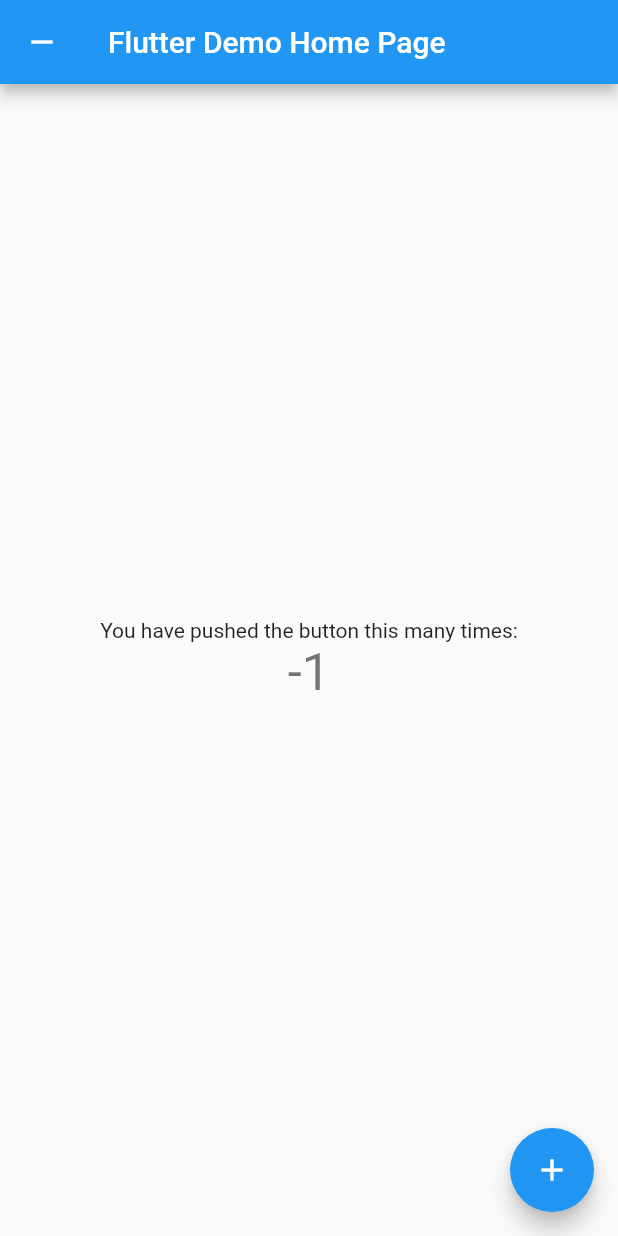
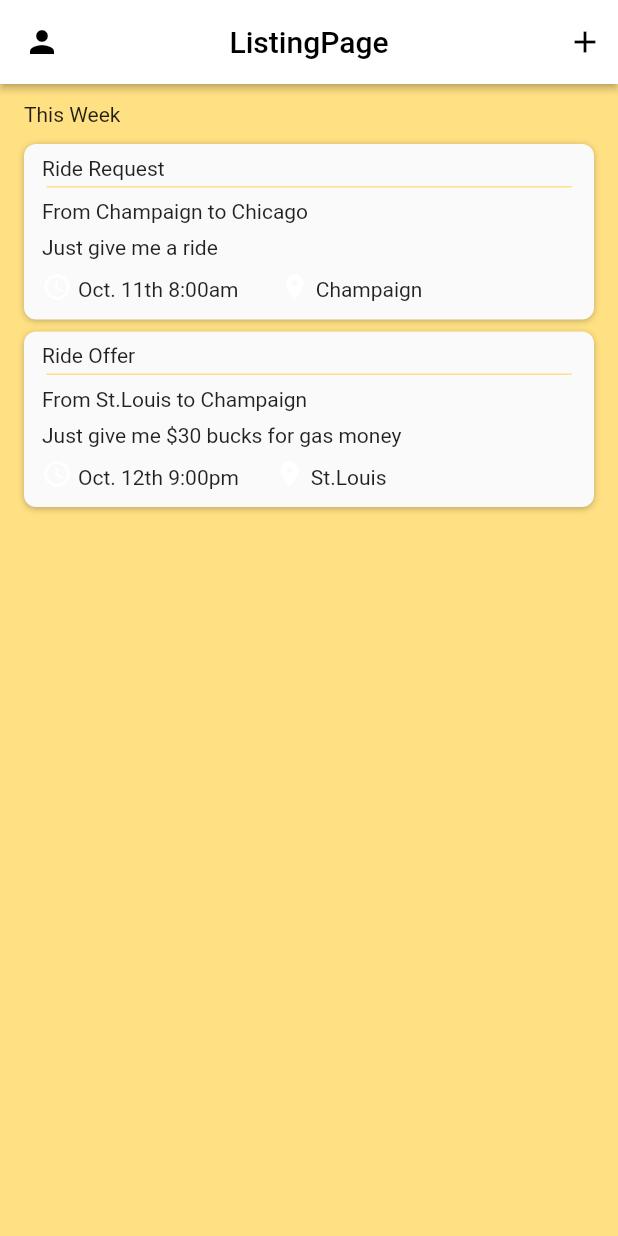
Before and after one commit to CS196Illinois/Group37-FA22, a Flutter app: the screen it shows after launch, after a tap on the "remove" icon, on a phone screen of 412 x 824 dp. Run offline on Flutter 3.47's test engine with Material 2 defaults, Android fonts, the light colour scheme and no system bars.

Commit message:
Static ListingPage Added

```diff
--- /dev/null
+++ b/Research/jiamu2/jacks_app/lib/ListingPage.dart
@@ -0,0 +1,308 @@
+import '../constants/theme.dart';
+import '../constants/util.dart';
+import 'package:flutter/material.dart';
+
+class ListingPage extends StatefulWidget {
+  const ListingPage({Key? key}) : super(key: key);
+
+  @override
+  _ListingPageState createState() => _ListingPageState();
+}
+
+class _ListingPageState extends State<ListingPage> {
+  final scaffoldKey = GlobalKey<ScaffoldState>();
+
+  @override
+  Widget build(BuildContext context) {
+    return Scaffold(
+      key: scaffoldKey,
+      backgroundColor: lightTheme.backgroundColor,
+      appBar: AppBar(
+        backgroundColor: lightTheme.appBarTheme.backgroundColor,
+        leading: IconButton(
+            onPressed: () {
+              print("profile button clicked");
+            },
+            icon: const Icon(Icons.person)),
+        title: const Text("ListingPage"),
+        actions: <Widget>[
+          IconButton(
+              onPressed: () {
+                print("add button clicked");
+              },
+              icon: const Icon(Icons.add))
+        ],
+        centerTitle: true,
+        elevation: 2,
+      ),
+      body: SafeArea(
+        child: Column(
+          mainAxisSize: MainAxisSize.max,
+          children: [
+            Row(
+              mainAxisSize: MainAxisSize.max,
+              children: [
+                Padding(
+                  padding: const EdgeInsetsDirectional.fromSTEB(16, 12, 0, 12),
+                  child: Text(
+                    'This Week',
+                    style: lightTheme.textTheme.subtitle1,
+                  ),
+                ),
+              ],
+            ),
+            Padding(
+              padding: const EdgeInsetsDirectional.fromSTEB(0, 0, 0, 12),
+              child: ListView(
+                padding: EdgeInsets.zero,
+                primary: false,
+                shrinkWrap: true,
+                scrollDirection: Axis.vertical,
+                children: [
+                  //first event card
+                  Padding(
+                    padding: const EdgeInsetsDirectional.fromSTEB(16, 0, 16, 8),
+                    child: Container(
+                      width: double.infinity,
+                      decoration: BoxDecoration(
+                        color: lightTheme.scaffoldBackgroundColor,
+                        boxShadow: const [
+                          BoxShadow(
+                            blurRadius: 3,
+                            color: Color(0x430F1113),
+                            offset: Offset(0, 1),
+                          )
+                        ],
+                        borderRadius: BorderRadius.circular(8),
+                      ),
+                      child: Column(
+                        mainAxisSize: MainAxisSize.max,
+                        children: [
+                          Padding(
+                            padding: const EdgeInsetsDirectional.fromSTEB(
+                                12, 4, 12, 4),
+                            child: Row(
+                              mainAxisSize: MainAxisSize.max,
+                              children: [
+                                Padding(
+                                  padding: const EdgeInsetsDirectional.fromSTEB(
+                                      0, 4, 0, 0),
+                                  child: Text('Ride Request',
+                                      style: lightTheme.textTheme.bodyText2),
+                                ),
+                              ],
+                            ),
+                          ),
+                          Container(
+                            width: MediaQuery.of(context).size.width * 0.85,
+                            height: 1,
+                            decoration: BoxDecoration(
+                                color: lightTheme.backgroundColor),
+                          ),
+                          Padding(
+                            padding: const EdgeInsetsDirectional.fromSTEB(
+                                12, 4, 12, 4),
+                            child: Row(
+                              mainAxisSize: MainAxisSize.max,
+                              children: [
+                                Padding(
+                                  padding: const EdgeInsetsDirectional.fromSTEB(
+                                      0, 4, 0, 0),
+                                  child: Text(
+                                    'From Champaign to Chicago',
+                                    style: lightTheme.textTheme.subtitle1,
+                                  ),
+                                ),
+                              ],
+                            ),
+                          ),
+                          Padding(
+                            padding: const EdgeInsetsDirectional.fromSTEB(
+                                12, 4, 12, 4),
+                            child: Row(
+                              mainAxisSize: MainAxisSize.max,
+                              children: [
+                                Expanded(
+                                  child: Text(
+                                    'Just give me a ride',
+                                    style: lightTheme.textTheme.bodyText2,
+                                  ),
+                                ),
+                              ],
+                            ),
+                          ),
+                          Padding(
+                            padding: const EdgeInsetsDirectional.fromSTEB(
+                                12, 4, 12, 8),
+                            child: Row(
+                              mainAxisSize: MainAxisSize.max,
+                              children: [
+                                Padding(
+                                  padding: const EdgeInsetsDirectional.fromSTEB(
+                                      0, 0, 0, 4),
+                                  child: Icon(
+                                    Icons.schedule,
+                                    color: lightTheme.primaryColor,
+                                    size: 20,
+                                  ),
+                                ),
+                                Padding(
+                                  padding: const EdgeInsetsDirectional.fromSTEB(
+                                      4, 0, 0, 0),
+                                  child: Text('Oct. 11th 8:00am ',
+                                      style: lightTheme.textTheme.bodyText1),
+                                ),
+                                Padding(
+                                  padding: const EdgeInsetsDirectional.fromSTEB(
+                                      24, 0, 0, 4),
+                                  child: Icon(
+                                    Icons.location_on_sharp,
+                                    color: lightTheme.primaryColor,
+                                    size: 20,
+                                  ),
+                                ),
+                                Padding(
+                                  padding: const EdgeInsetsDirectional.fromSTEB(
+                                      4, 0, 0, 0),
+                                  child: Text('Champaign',
+                                      style: lightTheme.textTheme.bodyText1),
+                                ),
+                              ],
+                            ),
+                          ),
+                        ],
+                      ),
+                    ),
+                  ),
+                  //second event card
+                  Padding(
+                    padding: const EdgeInsetsDirectional.fromSTEB(16, 0, 16, 0),
+                    child: InkWell(
+                      onTap: () {
+                        null;
+                      },
+                      child: Container(
+                        width: double.infinity,
+                        decoration: BoxDecoration(
+                          color: lightTheme.scaffoldBackgroundColor,
+                          boxShadow: const [
+                            BoxShadow(
+                              blurRadius: 3,
+                              color: Color(0x430F1113),
+                              offset: Offset(0, 1),
+                            )
+                          ],
+                          borderRadius: BorderRadius.circular(8),
+                        ),
+                        child: Column(
+                          mainAxisSize: MainAxisSize.max,
+                          children: [
+                            Padding(
+                              padding: const EdgeInsetsDirectional.fromSTEB(
+                                  12, 4, 12, 4),
+                              child: Row(
+                                mainAxisSize: MainAxisSize.max,
+                                children: [
+                                  Padding(
+                                    padding:
+                                        const EdgeInsetsDirectional.fromSTEB(
+                                            0, 4, 0, 0),
+                                    child: Text('Ride Offer',
+                                        style: lightTheme.textTheme.bodyText2),
+                                  ),
+                                ],
+                              ),
+                            ),
+                            Container(
+                              width: MediaQuery.of(context).size.width * 0.85,
+                              height: 1,
+                              decoration: BoxDecoration(
+                                  color: lightTheme.backgroundColor),
+                            ),
+                            Padding(
+                              padding: const EdgeInsetsDirectional.fromSTEB(
+                                  12, 4, 12, 4),
+                              child: Row(
+                                mainAxisSize: MainAxisSize.max,
+                                children: [
+                                  Padding(
+                                    padding:
+                                        const EdgeInsetsDirectional.fromSTEB(
+                                            0, 4, 0, 0),
+                                    child: Text('From St.Louis to Champaign',
+                                        style: lightTheme.textTheme.subtitle1),
+                                  ),
+                                ],
+                              ),
+                            ),
+                            Padding(
+                              padding: const EdgeInsetsDirectional.fromSTEB(
+                                  12, 4, 12, 4),
+                              child: Row(
+                                mainAxisSize: MainAxisSize.max,
+                                children: [
+                                  Expanded(
+                                    child: Text(
+                                        'Just give me \$30 bucks for gas money',
+                                        style: lightTheme.textTheme.bodyText2),
+                                  ),
+                                ],
+                              ),
+                            ),
+                            Padding(
+                              padding: const EdgeInsetsDirectional.fromSTEB(
+                                  12, 4, 12, 8),
+                              child: Row(
+                                mainAxisSize: MainAxisSize.max,
+                                children: [
+                                  Padding(
+                                    padding:
+                                        const EdgeInsetsDirectional.fromSTEB(
+                                            0, 0, 0, 4),
+                                    child: Icon(
+                                      Icons.schedule,
+                                      color: lightTheme.primaryColor,
+                                      size: 20,
+                                    ),
+                                  ),
+                                  Padding(
+                                    padding:
+                                        const EdgeInsetsDirectional.fromSTEB(
+                                            4, 0, 0, 0),
+                                    child: Text('Oct. 12th 9:00pm',
+                                        style: lightTheme.textTheme.bodyText1),
+                                  ),
+                                  Padding(
+                                    padding:
+                                        const EdgeInsetsDirectional.fromSTEB(
+                                            24, 0, 0, 4),
+                                    child: Icon(
+                                      Icons.location_on_sharp,
+                                      color: lightTheme.primaryColor,
+                                      size: 20,
+                                    ),
+                                  ),
+                                  Padding(
+                                    padding:
+                                        const EdgeInsetsDirectional.fromSTEB(
+                                            4, 0, 0, 0),
+                                    child: Text('St.Louis',
+                                        style: lightTheme.textTheme.bodyText1),
+                                  ),
+                                ],
+                              ),
+                            ),
+                          ],
+                        ),
+                      ),
+                    ),
+                  ),
+                ],
+              ),
+            ),
+          ],
+        ),
+      ),
+    );
+  }
+}
--- /dev/null
+++ b/Research/jiamu2/jacks_app/lib/constants/theme.dart
@@ -0,0 +1,71 @@
+import 'package:flutter/material.dart';
+
+ThemeData darkTheme = ThemeData(
+  brightness: Brightness.dark,
+  visualDensity: VisualDensity.comfortable,
+  appBarTheme: const AppBarTheme(
+      foregroundColor: Colors.white70, backgroundColor: Colors.black),
+  bottomAppBarColor: Colors.grey,
+  elevatedButtonTheme: ElevatedButtonThemeData(
+    style: ButtonStyle(
+      backgroundColor: MaterialStateProperty.resolveWith<Color?>(
+          (Set<MaterialState> states) {
+        return Colors.orange;
+      }),
+    ),
+  ),
+  disabledColor: const Color(0xffd4d1d1),
+  errorColor: const Color(0xffff0f00),
+  toggleableActiveColor: Colors.orange,
+  textTheme: const TextTheme(
+    headline1: TextStyle(
+      color: Colors.white,
+    ),
+    headline2: TextStyle(
+      color: Colors.white,
+    ),
+    headline3: TextStyle(
+      color: Colors.white,
+    ),
+    headline4: TextStyle(
+      color: Colors.white,
+    ),
+  ),
+);
+
+ThemeData lightTheme = ThemeData(
+  visualDensity: VisualDensity.comfortable,
+  backgroundColor: Colors.white,
+  brightness: Brightness.light,
+  appBarTheme: const AppBarTheme(
+      foregroundColor: Colors.black, backgroundColor: Colors.white),
+  elevatedButtonTheme: ElevatedButtonThemeData(
+    style: ButtonStyle(
+      backgroundColor: MaterialStateProperty.resolveWith<Color?>(
+          (Set<MaterialState> states) {
+        return Colors.orange;
+      }),
+    ),
+  ),
+  primaryColor: const Color(0xffffffff),
+  bottomAppBarColor: const Color(0xffffffff),
+  disabledColor: const Color(0xffd4d1d1),
+  errorColor: const Color(0xffff0f00),
+  toggleableActiveColor: Colors.orange,
+  textTheme: const TextTheme(
+    headline1: TextStyle(
+      color: Color(0xff1f1f1f),
+    ),
+    headline2: TextStyle(
+      color: Color(0xff1f1f1f),
+    ),
+    headline3: TextStyle(
+      color: Color(0xff1f1f1f),
+    ),
+    headline4: TextStyle(
+      color: Color(0xff212121),
+    ),
+  ),
+  colorScheme: ColorScheme.fromSwatch(primarySwatch: Colors.amber)
+      .copyWith(secondary: const Color(0xffff9a19)),
+);
--- /dev/null
+++ b/Research/jiamu2/jacks_app/lib/constants/util.dart
@@ -0,0 +1 @@
+// TODO Implement this library.
--- a/Research/jiamu2/jacks_app/lib/main.dart
+++ b/Research/jiamu2/jacks_app/lib/main.dart
@@ -1,4 +1,8 @@
 import 'package:flutter/material.dart';
+import 'package:jacks_app/constants/theme.dart';
+import '../constants/theme.dart';
+
+import 'ListingPage.dart';
 
 void main() {
   runApp(const MyApp());
@@ -12,18 +16,7 @@
   Widget build(BuildContext context) {
     return MaterialApp(
       title: 'Flutter Demo',
-      theme: ThemeData(
-        // This is the theme of your application.
-        //
-        // Try running your application with "flutter run". You'll see the
-        // application has a blue toolbar. Then, without quitting the app, try
-        // changing the primarySwatch below to Colors.green and then invoke
-        // "hot reload" (press "r" in the console where you ran "flutter run",
-        // or simply save your changes to "hot reload" in a Flutter IDE).
-        // Notice that the counter didn't reset back to zero; the application
-        // is not restarted.
-        primarySwatch: Colors.blue,
-      ),
+      theme: lightTheme,
       home: const MyHomePage(title: 'Flutter Demo Home Page'),
     );
   }
@@ -61,17 +54,6 @@
     });
   }
 
-  void _decrementCounter() {
-    setState(() {
-      // This call to setState tells the Flutter framework that something has
-      // changed in this State, which causes it to rerun the build method below
-      // so that the display can reflect the updated values. If we changed
-      // _counter without calling setState(), then the build method would not be
-      // called again, and so nothing would appear to happen.
-      _counter--;
-    });
-  }
-
   @override
   Widget build(BuildContext context) {
     // This method is rerun every time setState is called, for instance as done
@@ -83,7 +65,11 @@
     return Scaffold(
       appBar: AppBar(
         leading: IconButton(
-            onPressed: _decrementCounter, icon: const Icon(Icons.remove)),
+            onPressed: () {
+              Navigator.pushReplacement(context,
+                  MaterialPageRoute(builder: (context) => const ListingPage()));
+            },
+            icon: const Icon(Icons.remove)),
         // Here we take the value from the MyHomePage object that was created by
         // the App.build method, and use it to set our appbar title.
         title: Text(widget.title),
```
Also changed, not shown: 6 other files.
